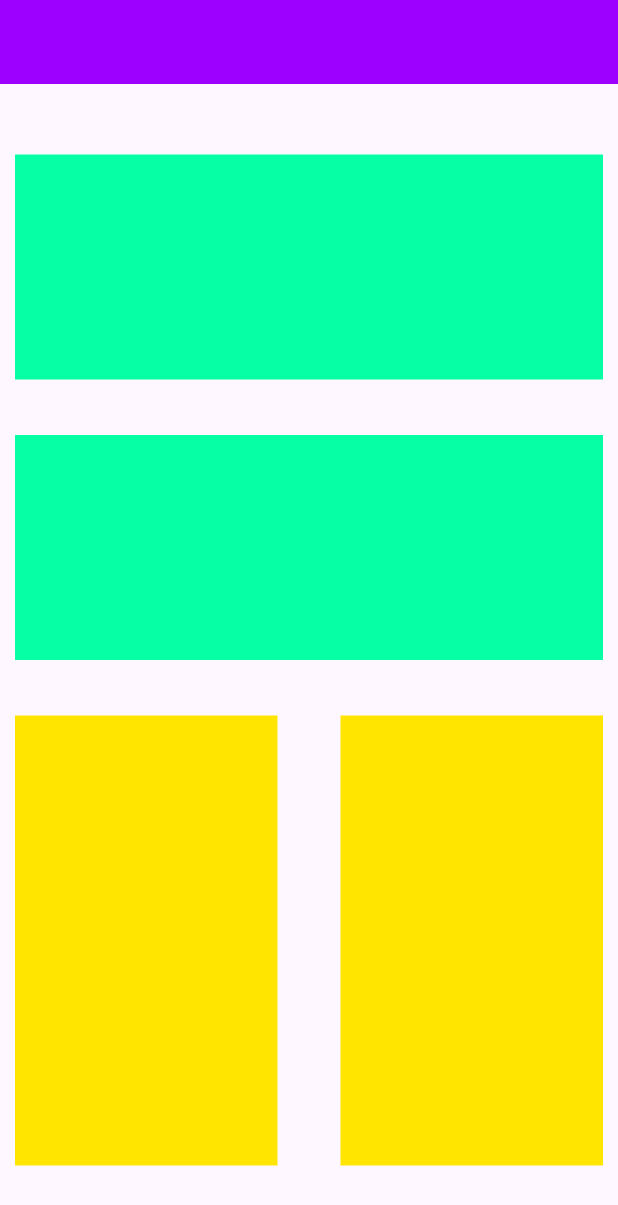
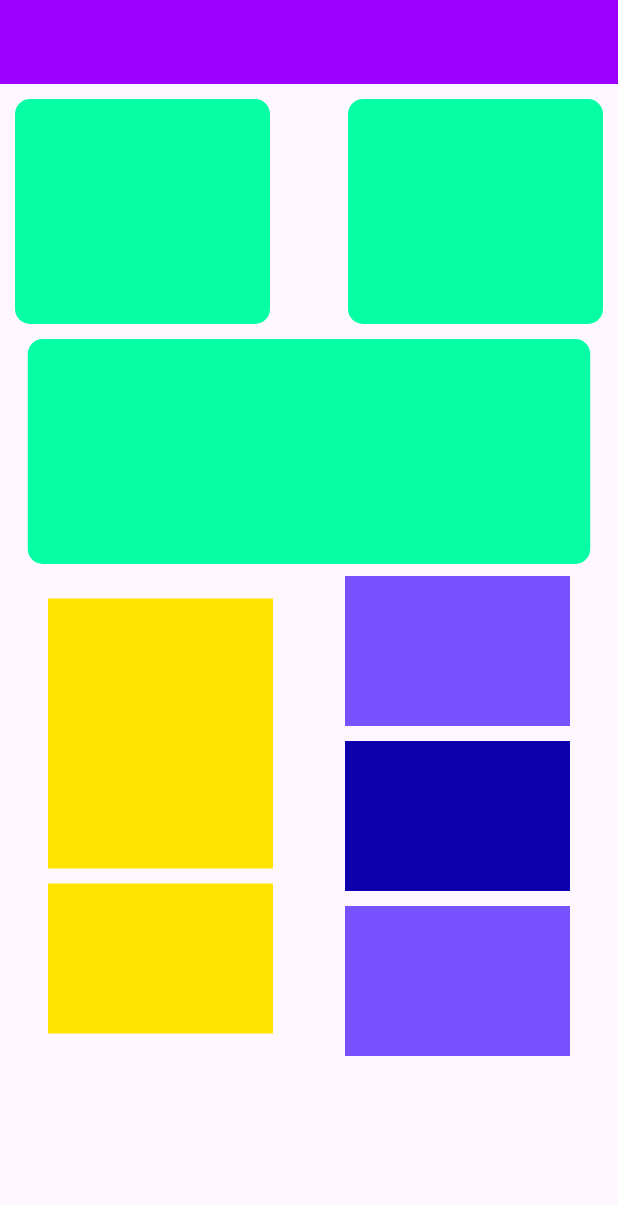
Before and after one commit to Sameemadhu16/Sample_Flutter_Apps, a Flutter app: the screen it shows after launch, on a phone screen of 412 x 824 dp. Shown: the top 1205 px of the screen. Run offline on Flutter 3.47's test engine with Material 3 defaults, Android fonts, the light colour scheme and no system bars.

Commit message:
create design layout 3

```diff
--- a/layout_design/lib/main.dart
+++ b/layout_design/lib/main.dart
@@ -9,48 +9,93 @@ class MyApp extends StatelessWidget {
 
   @override
   Widget build(BuildContext context) {
-    // ignore: prefer_const_constructors
     return MaterialApp(
-      title: "Layout Design 2",
       debugShowCheckedModeBanner: false,
+      title: "Layout Design 3",
       home: SafeArea(
         child: Scaffold(
           appBar: AppBar(
             backgroundColor: const Color(0xff9E00FF),
           ),
-          body: Padding(
+          body: Column(
+            children: [
+              Padding(
                 padding: const EdgeInsets.all(10.0),
-            child: Column(
-              //Whole app is a column
-              mainAxisAlignment: MainAxisAlignment.spaceEvenly,
-              children: [
-                Container(
-                  width: double.infinity,
-                  height: 150,
-                  color: const Color(0xff06FFA5),
-                ),
-                Container(
-                  width: double.infinity,
-                  height: 150,
-                  color: const Color(0xff06FFA5),
-                ),
-                Row(
+                child: Row(
                   mainAxisAlignment: MainAxisAlignment.spaceBetween,
                   children: [
                     Container(
-                      width: 175,
-                      height: 300,
+                      width: 170,
+                      height: 150,
+                      decoration: const BoxDecoration(
+                        color: Color(0xff06FFA5),
+                        borderRadius: BorderRadius.all(Radius.circular(10)),
+                      ),
+                    ),
+                    Container(
+                      width: 170,
+                      height: 150,
+                      decoration: const BoxDecoration(
+                        color: Color(0xff06FFA5),
+                        borderRadius: BorderRadius.all(Radius.circular(10)),
+                      ),
+                    )
+                  ],
+                ),
+              ),
+              Container(
+                width: 375,
+                height: 150,
+                decoration: const BoxDecoration(
+                  color: Color(0xff06FFA5),
+                  borderRadius: BorderRadius.all(Radius.circular(10)),
+                ),
+              ),
+              Padding(
+                padding: const EdgeInsets.all(8.0),
+                child: Row(
+                  mainAxisAlignment: MainAxisAlignment.spaceAround,
+                  children: [
+                    Column(
+                      children: [
+                        Container(
+                          height: 180,
+                          width: 150,
                           color: const Color(0xffFFE500),
                         ),
+                        const SizedBox(height: 10),
                         Container(
-                      width: 175,
-                      height: 300,
+                          width: 150,
+                          height: 100,
                           color: const Color(0xffFFE500),
+                        )
+                      ],
                     ),
+                    Column(
+                      children: [
+                        Container(
+                          width: 150,
+                          height: 100,
+                          color: const Color(0xff7752FE),
+                        ),
+                        const SizedBox(height: 10),
+                        Container(
+                          width: 150,
+                          height: 100,
+                          color: const Color(0xff0E00AC),
+                        ),
+                        const SizedBox(height: 10),
+                        Container(
+                          width: 150,
+                          height: 100,
+                          color: const Color(0xff7752FE),
+                        )
                       ],
                     )
                   ],
                 ),
+              )
+            ],
           ),
         ),
       ),
```
Lines whose indentation alone changed are shown as unchanged.
